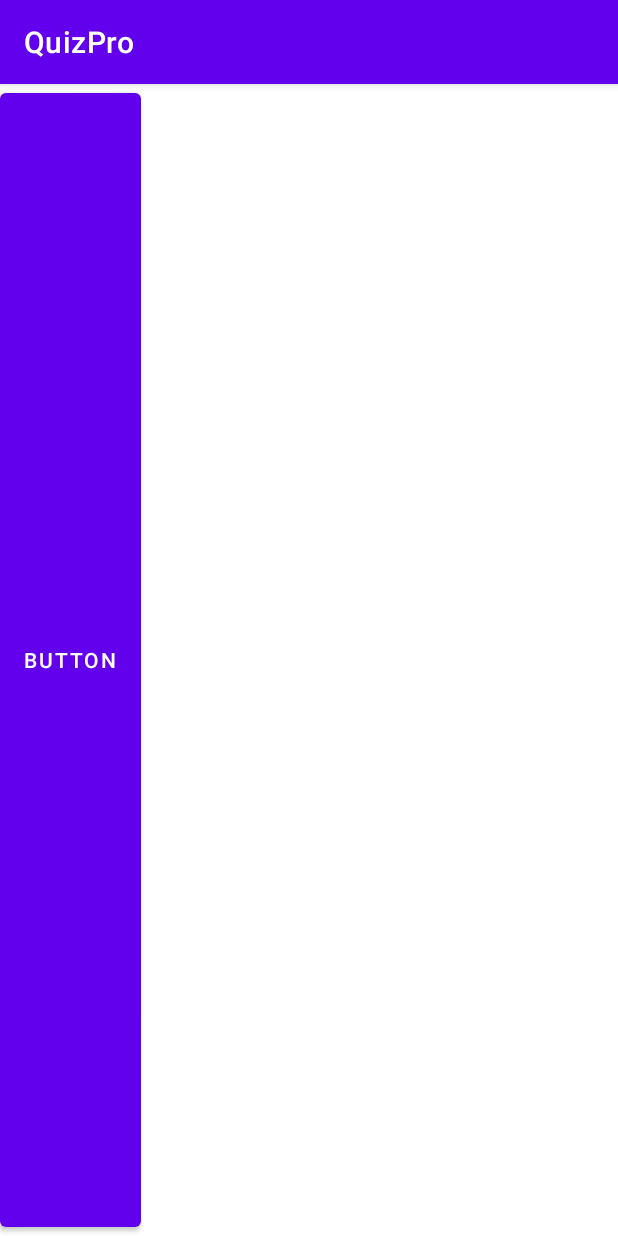
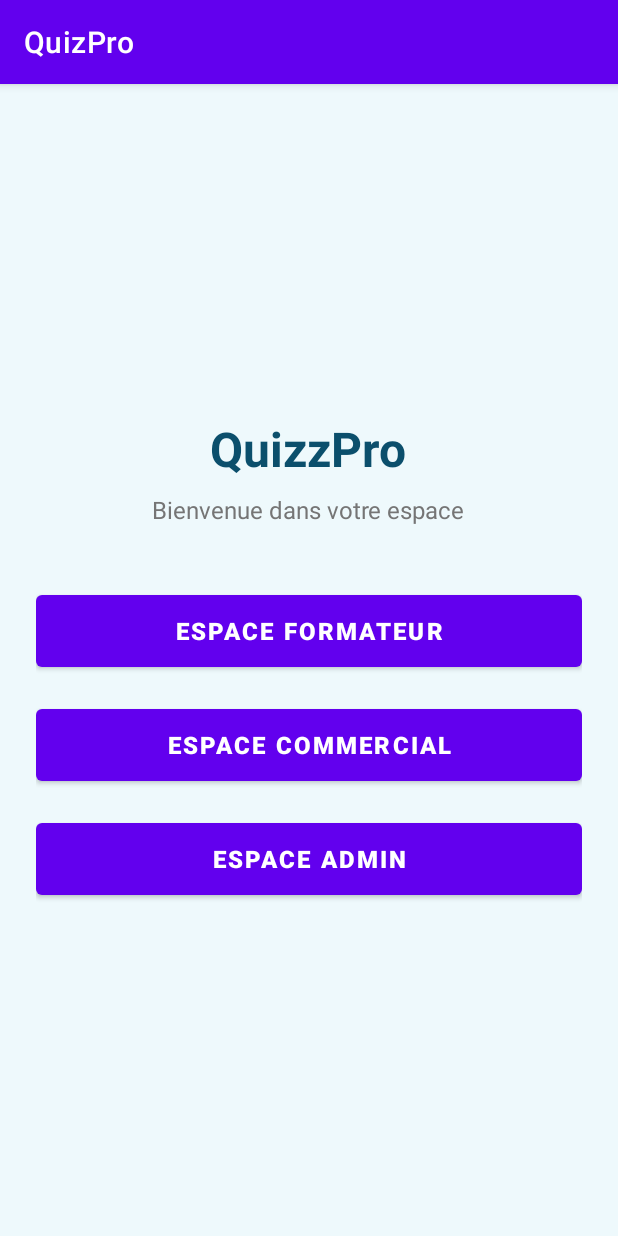
Before and after one commit to baccarimehyar61-blip/Dsi3.2-DevMinds-QuizPro, an Android app: the screen it shows after launch (MainActivity), on a phone screen of 412 x 824 dp. Run offline under Robolectric (Android 15) with nearby library versions, the phone set to English and light mode, and no system bars.

Commit message:
Ajout des interfaces Formateur avec RecyclerView, Commercial et Admin

```diff
--- a/app/build.gradle
+++ b/app/build.gradle
@@ -36,7 +36,9 @@ dependencies {
     implementation 'androidx.appcompat:appcompat:1.3.1'
     implementation 'com.google.android.material:material:1.4.0'
     implementation 'androidx.constraintlayout:constraintlayout:2.1.0'
+    implementation 'androidx.recyclerview:recyclerview:1.2.1'
     testImplementation 'junit:junit:4.13.2'
     androidTestImplementation 'androidx.test.ext:junit:1.1.3'
     androidTestImplementation 'androidx.test.espresso:espresso-core:3.4.0'
+
 }
--- a/app/src/main/AndroidManifest.xml
+++ b/app/src/main/AndroidManifest.xml
@@ -18,6 +18,9 @@
                 <category android:name="android.intent.category.LAUNCHER" />
             </intent-filter>
         </activity>
+        <activity android:name=".admin.AdminActivity" />
+        <activity android:name=".commercial.CommercialActivity" />
+        <activity android:name=".formateur.FormateurActivity" />
     </application>
 
 </manifest>
--- a/app/src/main/java/isetb/tp2/quizpro/MainActivity.kt
+++ b/app/src/main/java/isetb/tp2/quizpro/MainActivity.kt
@@ -1,11 +1,36 @@
 package isetb.tp2.quizpro
 
+import android.content.Intent
 import androidx.appcompat.app.AppCompatActivity
 import android.os.Bundle
+import android.widget.Button
+import isetb.tp2.quizpro.admin.AdminActivity
+import isetb.tp2.quizpro.commercial.CommercialActivity
+import isetb.tp2.quizpro.formateur.FormateurActivity
 
 class MainActivity : AppCompatActivity() {
+
     override fun onCreate(savedInstanceState: Bundle?) {
         super.onCreate(savedInstanceState)
         setContentView(R.layout.activity_main)
+
+        val btnFormateur = findViewById<Button>(R.id.btnFormateur)
+        val btnCommercial = findViewById<Button>(R.id.btnCommercial)
+        val btnAdmin = findViewById<Button>(R.id.btnAdmin)
+
+        btnFormateur.setOnClickListener {
+            val intent = Intent(this, FormateurActivity::class.java)
+            startActivity(intent)
+        }
+
+        btnCommercial.setOnClickListener {
+            val intent = Intent(this, CommercialActivity::class.java)
+            startActivity(intent)
+        }
+
+        btnAdmin.setOnClickListener {
+            val intent = Intent(this, AdminActivity::class.java)
+            startActivity(intent)
+        }
     }
 }
--- a/app/src/main/res/layout/activity_main.xml
+++ b/app/src/main/res/layout/activity_main.xml
@@ -1,16 +1,55 @@
 <?xml version="1.0" encoding="utf-8"?>
 <LinearLayout xmlns:android="http://schemas.android.com/apk/res/android"
-    xmlns:app="http://schemas.android.com/apk/res-auto"
     xmlns:tools="http://schemas.android.com/tools"
     android:layout_width="match_parent"
     android:layout_height="match_parent"
     android:orientation="vertical"
+    android:gravity="center"
+    android:padding="24dp"
+    android:background="#EEF9FC"
     tools:context=".MainActivity">
 
+    <TextView
+        android:layout_width="wrap_content"
+        android:layout_height="wrap_content"
+        android:text="QuizzPro"
+        android:textSize="32sp"
+        android:textStyle="bold"
+        android:textColor="#0B4F6C"
+        android:layout_marginBottom="8dp" />
+
+    <TextView
+        android:layout_width="wrap_content"
+        android:layout_height="wrap_content"
+        android:text="Bienvenue dans votre espace"
+        android:textSize="16sp"
+        android:textColor="#757575"
+        android:layout_marginBottom="40dp" />
+
     <Button
-        android:id="@+id/button"
-        android:layout_width="wrap_content"
-        android:layout_height="108dp"
-        android:layout_weight="1"
-        android:text="Button" />
+        android:id="@+id/btnFormateur"
+        android:layout_width="match_parent"
+        android:layout_height="60dp"
+        android:text="Espace Formateur"
+        android:textSize="16sp"
+        android:textStyle="bold"
+        android:layout_marginBottom="16dp" />
+
+    <Button
+        android:id="@+id/btnCommercial"
+        android:layout_width="match_parent"
+        android:layout_height="60dp"
+        android:text="Espace Commercial"
+        android:textSize="16sp"
+        android:textStyle="bold"
+        android:layout_marginBottom="16dp" />
+
+    <Button
+        android:id="@+id/btnAdmin"
+        android:layout_width="match_parent"
+        android:layout_height="60dp"
+        android:text="Espace Admin"
+        android:textSize="16sp"
+        android:textStyle="bold" />
+
 </LinearLayout>
```
Also changed, not shown: app/src/main/java/isetb/tp2/quizpro/Quiz.kt (added, +9 -0 lines), app/src/main/java/isetb/tp2/quizpro/admin/AdminActivity.kt (added, +12 -0 lines), app/src/main/java/isetb/tp2/quizpro/commercial/CommercialActivity.kt (added, +12 -0 lines), app/src/main/java/isetb/tp2/quizpro/formateur/FormateurActivity.kt (added, +32 -0 lines), app/src/main/java/isetb/tp2/quizpro/formateur/QuizAdapter.kt (added, +37 -0 lines), app/src/main/res/layout/activity_admin.xml (added, +18 -0 lines), app/src/main/res/layout/activity_commercial.xml (added, +18 -0 lines), app/src/main/res/layout/activity_formateur.xml (added, +34 -0 lines), app/src/main/res/layout/item_quiz.xml (added, +49 -0 lines).
